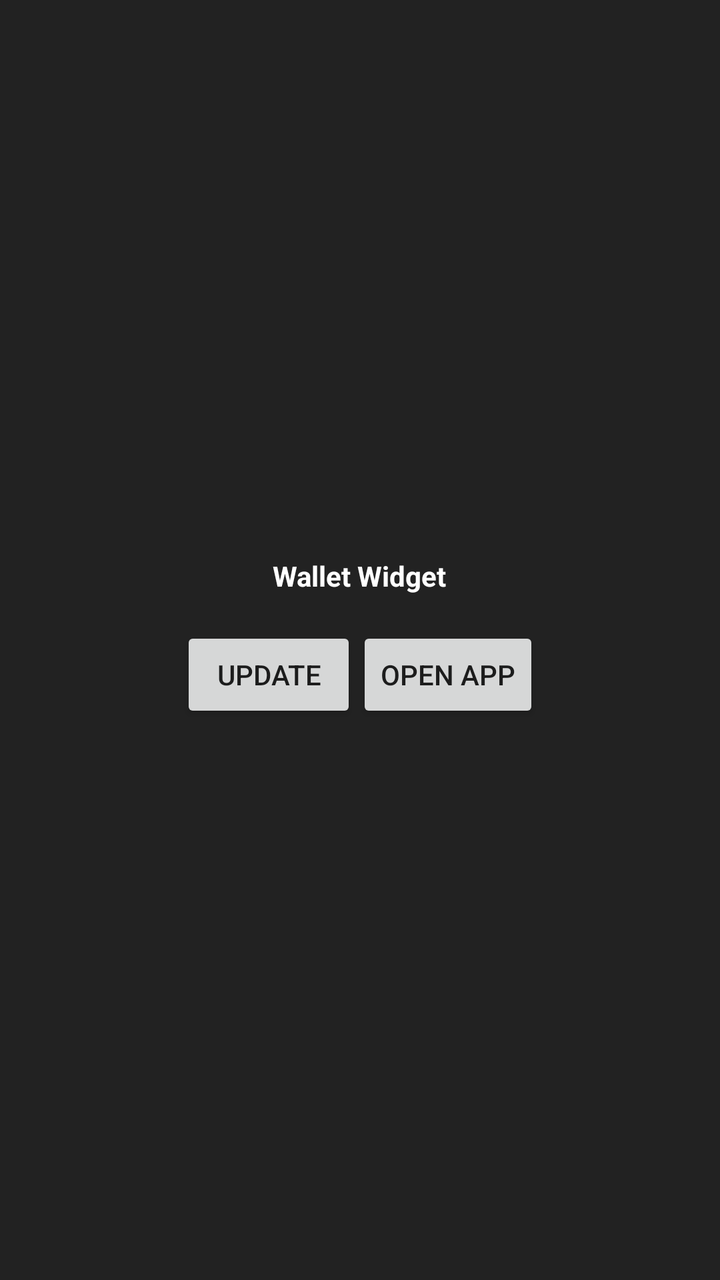
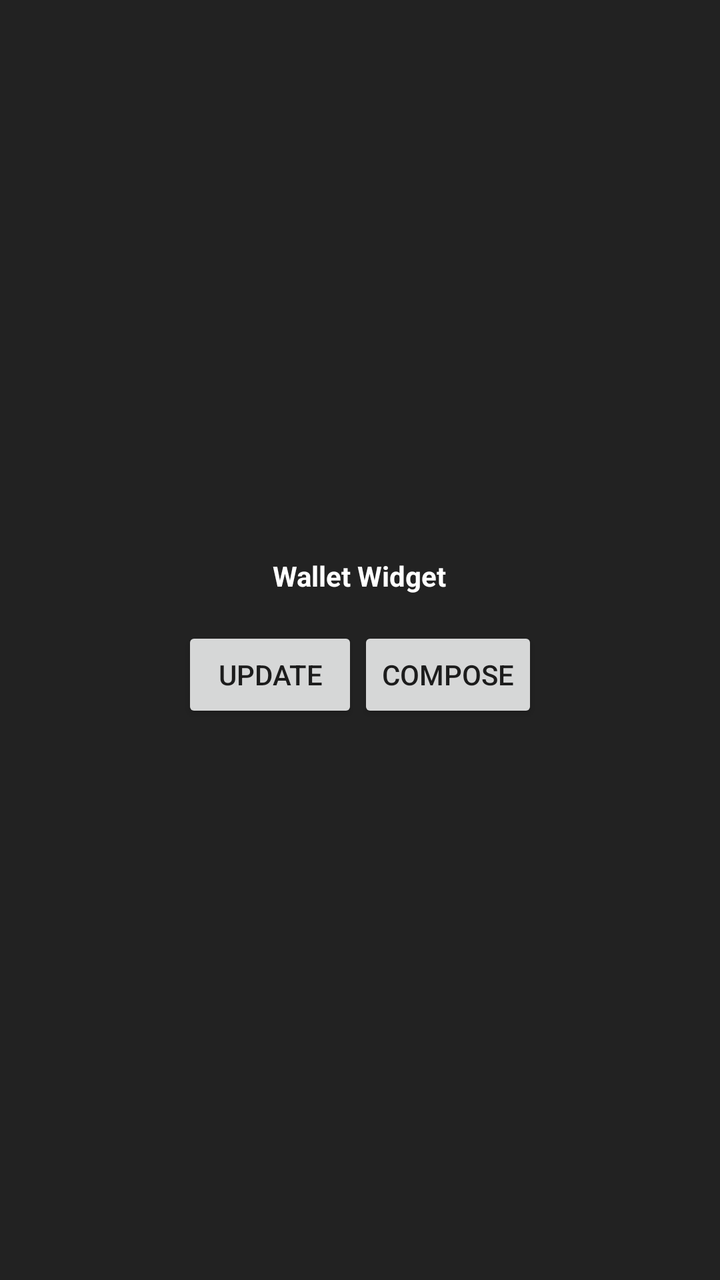

Two renders of the same Android screen: before a commit and after it. Below are the layout's source before the change and the commit's diff.
<!-- AndroidManifest.xml: application theme AppTheme -->
<!-- res/layout/widget.xml -->
<?xml version="1.0" encoding="utf-8"?>
<LinearLayout xmlns:android="http://schemas.android.com/apk/res/android"
	xmlns:app="http://schemas.android.com/apk/res/app.web.onepagevn"
    android:id="@+id/widgetRootLayout"
    android:layout_width="match_parent"
    android:layout_height="match_parent"
	android:orientation="vertical"
    android:background="#222222"
    android:gravity="center"
    android:padding="12dp">

    <TextView
        android:id="@+id/widgetTitle"
        android:layout_width="wrap_content"
        android:layout_height="wrap_content"
        android:text="Wallet Widget"
        android:textColor="#FFFFFF"
        android:textSize="14sp"
        android:textStyle="bold" />
	
	<GridLayout
		android:id="@+id/widgetMainLayout"
		android:layout_width="match_parent"
        android:layout_height="wrap_content"
		android:layout_marginTop="8dp"
		android:layout_marginBottom="8dp"
		android:columnCount="3"
		android:alignmentMode="alignBounds">
	</GridLayout>
	
	<LinearLayout
		android:layout_width="match_parent"
		android:layout_height="wrap_content"
		android:orientation="horizontal"
		android:gravity="center">
		
		<Button
			android:id="@+id/widgetBtnUpdate"
			android:layout_width="wrap_content"
			android:layout_height="wrap_content"
			android:text="Update" />

		<Button
			android:id="@+id/widgetBtnOpen"
			android:layout_width="wrap_content"
			android:layout_height="wrap_content"
			android:text="Open App" />
		
	</LinearLayout>

</LinearLayout>
<!-- resources referenced by this layout -->
<resources>
  <style name="AppTheme" parent="@android:style/Theme.Holo.Light">
  	</style>
</resources>

<!-- the commit's change to res/layout/widget.xml (unified diff, before → after) -->
@@ -44,7 +44,7 @@
 			android:id="@+id/widgetBtnOpen"
 			android:layout_width="wrap_content"
 			android:layout_height="wrap_content"
-			android:text="Open App" />
+			android:text="Compose" />
 		
 	</LinearLayout>
 
